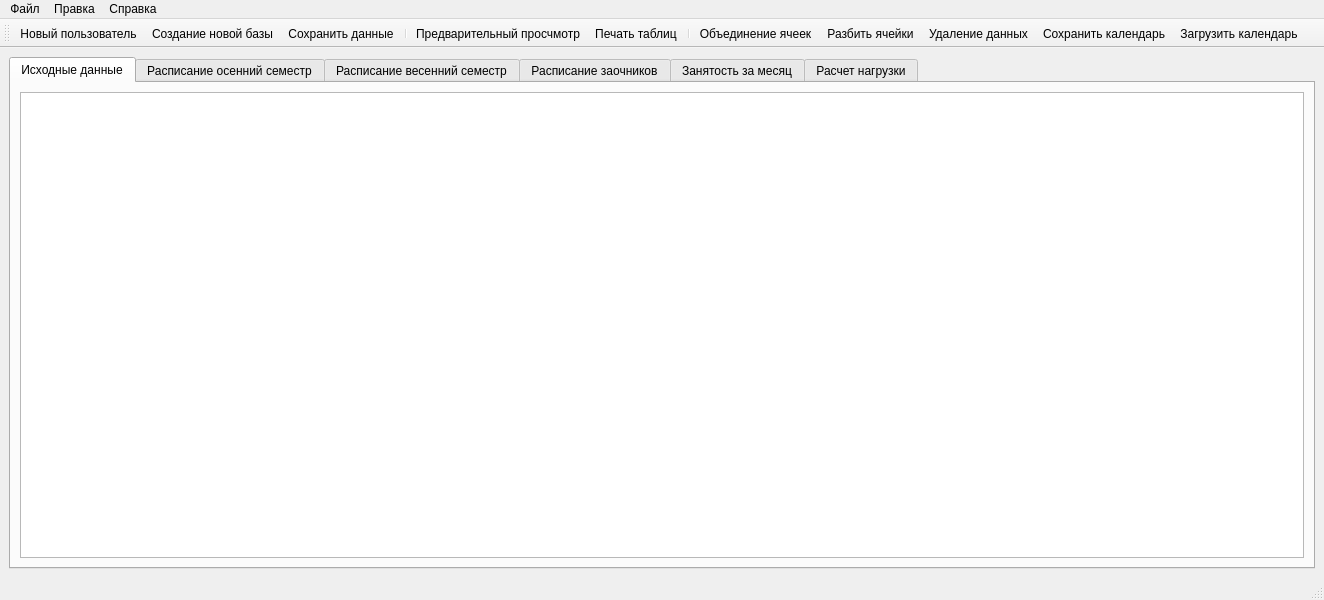
Qt form mainwindow.ui (Ivanos121/lesson_konstructor_v2) before a commit.
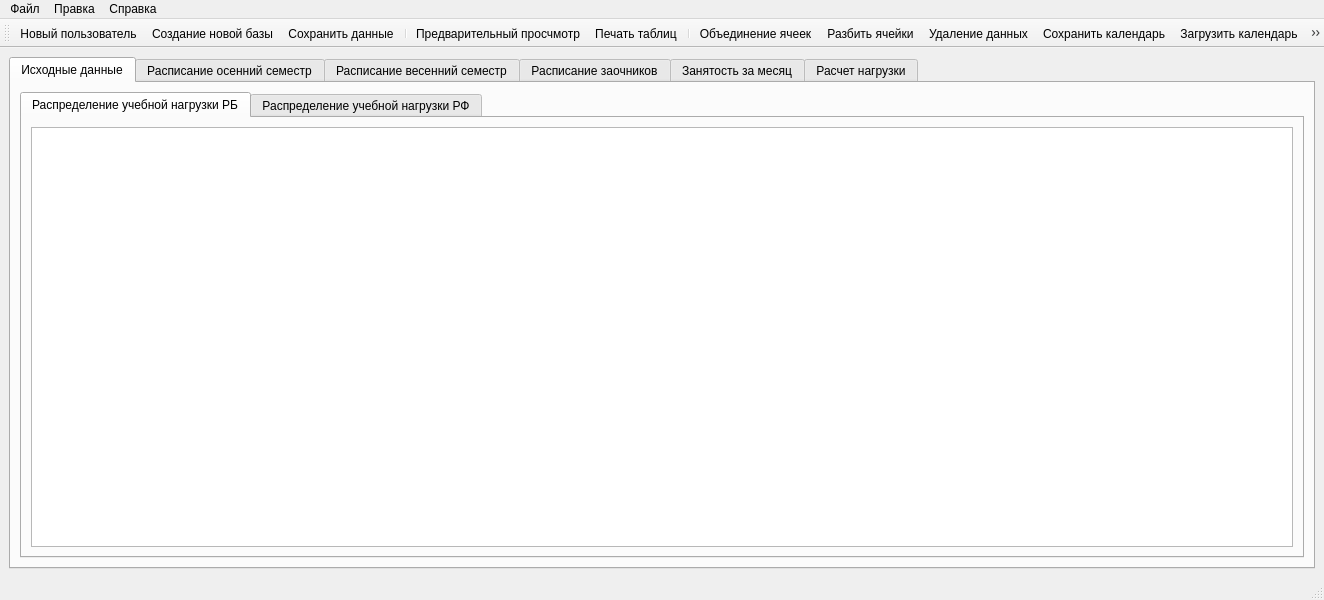
The same form after that commit. The open tabs and pages were chosen to show the change. Icons and pictures are not drawn.

```diff
--- a/mainwindow.ui
+++ b/mainwindow.ui
@@ -26,7 +26,31 @@
        </attribute>
        <layout class="QGridLayout" name="gridLayout_5">
         <item row="0" column="0">
-         <widget class="QTableWidget" name="tableWidget_4"/>
+         <widget class="QTabWidget" name="tabWidget_3">
+          <property name="currentIndex">
+           <number>0</number>
+          </property>
+          <widget class="QWidget" name="tab_11">
+           <attribute name="title">
+            <string>Распределение учебной нагрузки РБ</string>
+           </attribute>
+           <layout class="QGridLayout" name="gridLayout_13">
+            <item row="0" column="0">
+             <widget class="QTableWidget" name="tableWidget_4"/>
+            </item>
+           </layout>
+          </widget>
+          <widget class="QWidget" name="tab_12">
+           <attribute name="title">
+            <string>Распределение учебной нагрузки РФ</string>
+           </attribute>
+           <layout class="QGridLayout" name="gridLayout_12">
+            <item row="0" column="0">
+             <widget class="QTableWidget" name="tableWidget_10"/>
+            </item>
+           </layout>
+          </widget>
+         </widget>
         </item>
        </layout>
       </widget>
@@ -199,6 +223,9 @@
    <addaction name="deleteLesson"/>
    <addaction name="save_check"/>
    <addaction name="load_check"/>
+   <addaction name="separator"/>
+   <addaction name="addLine"/>
+   <addaction name="deleteLine"/>
   </widget>
   <action name="newTable">
    <property name="icon">
@@ -391,6 +418,28 @@
     <enum>QAction::MenuRole::NoRole</enum>
    </property>
   </action>
+  <action name="addLine">
+   <property name="icon">
+    <iconset theme="QIcon::ThemeIcon::MailForward"/>
+   </property>
+   <property name="text">
+    <string>Добавить строку</string>
+   </property>
+   <property name="menuRole">
+    <enum>QAction::MenuRole::NoRole</enum>
+   </property>
+  </action>
+  <action name="deleteLine">
+   <property name="icon">
+    <iconset theme="QIcon::ThemeIcon::MailReplySender"/>
+   </property>
+   <property name="text">
+    <string>Удалить строку</string>
+   </property>
+   <property name="menuRole">
+    <enum>QAction::MenuRole::NoRole</enum>
+   </property>
+  </action>
  </widget>
  <resources>
   <include location="img.qrc"/>
```
Left out of the diff: 4 changed lines with no effect on the pictures.
